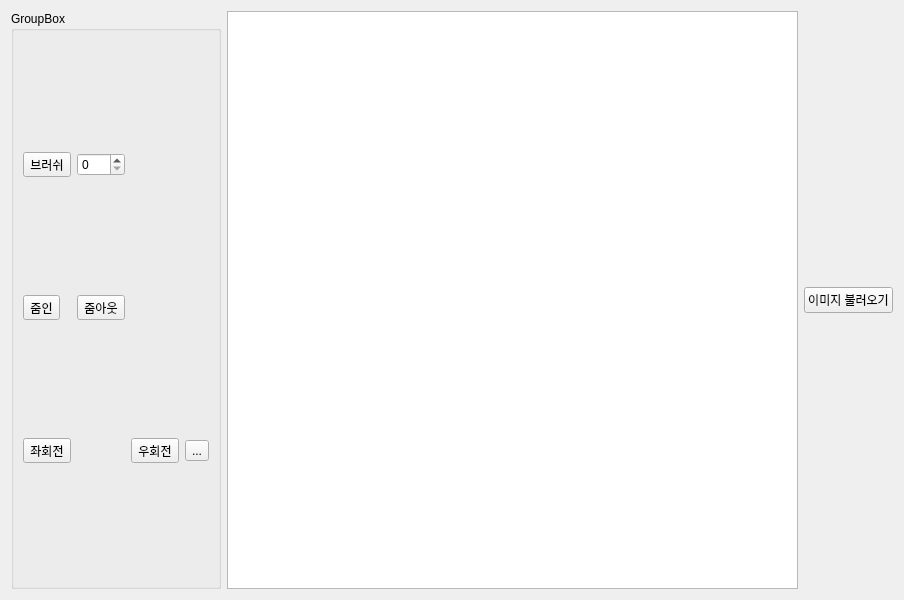
Qt form Practice/widget.ui (Jeong0809/QT) before a commit.
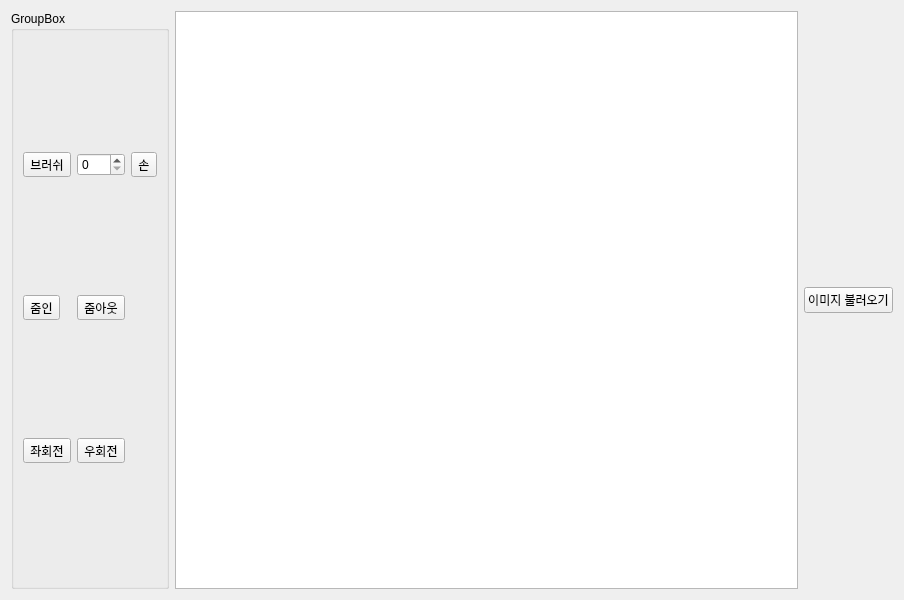
The same form after that commit.

The edit to the form file:
```diff
--- a/Practice/widget.ui
+++ b/Practice/widget.ui
@@ -20,27 +20,6 @@
       <string>GroupBox</string>
      </property>
      <layout class="QGridLayout" name="gridLayout">
-      <item row="3" column="2">
-       <widget class="QToolButton" name="RightRotate">
-        <property name="text">
-         <string>우회전</string>
-        </property>
-       </widget>
-      </item>
-      <item row="3" column="3">
-       <widget class="QToolButton" name="Gray">
-        <property name="text">
-         <string>...</string>
-        </property>
-       </widget>
-      </item>
-      <item row="0" column="0">
-       <widget class="QToolButton" name="Brush">
-        <property name="text">
-         <string>브러쉬</string>
-        </property>
-       </widget>
-      </item>
       <item row="0" column="1">
        <widget class="QSpinBox" name="spinBox"/>
       </item>
@@ -51,10 +30,10 @@
         </property>
        </widget>
       </item>
-      <item row="1" column="0">
-       <widget class="QToolButton" name="ZoomIn">
+      <item row="0" column="2">
+       <widget class="QToolButton" name="Hand">
         <property name="text">
-         <string>줌인</string>
+         <string>손</string>
         </property>
        </widget>
       </item>
@@ -65,6 +44,27 @@
         </property>
        </widget>
       </item>
+      <item row="1" column="0">
+       <widget class="QToolButton" name="ZoomIn">
+        <property name="text">
+         <string>줌인</string>
+        </property>
+       </widget>
+      </item>
+      <item row="0" column="0">
+       <widget class="QToolButton" name="Brush">
+        <property name="text">
+         <string>브러쉬</string>
+        </property>
+       </widget>
+      </item>
+      <item row="3" column="1">
+       <widget class="QToolButton" name="RightRotate">
+        <property name="text">
+         <string>우회전</string>
+        </property>
+       </widget>
+      </item>
      </layout>
     </widget>
    </item>
```
